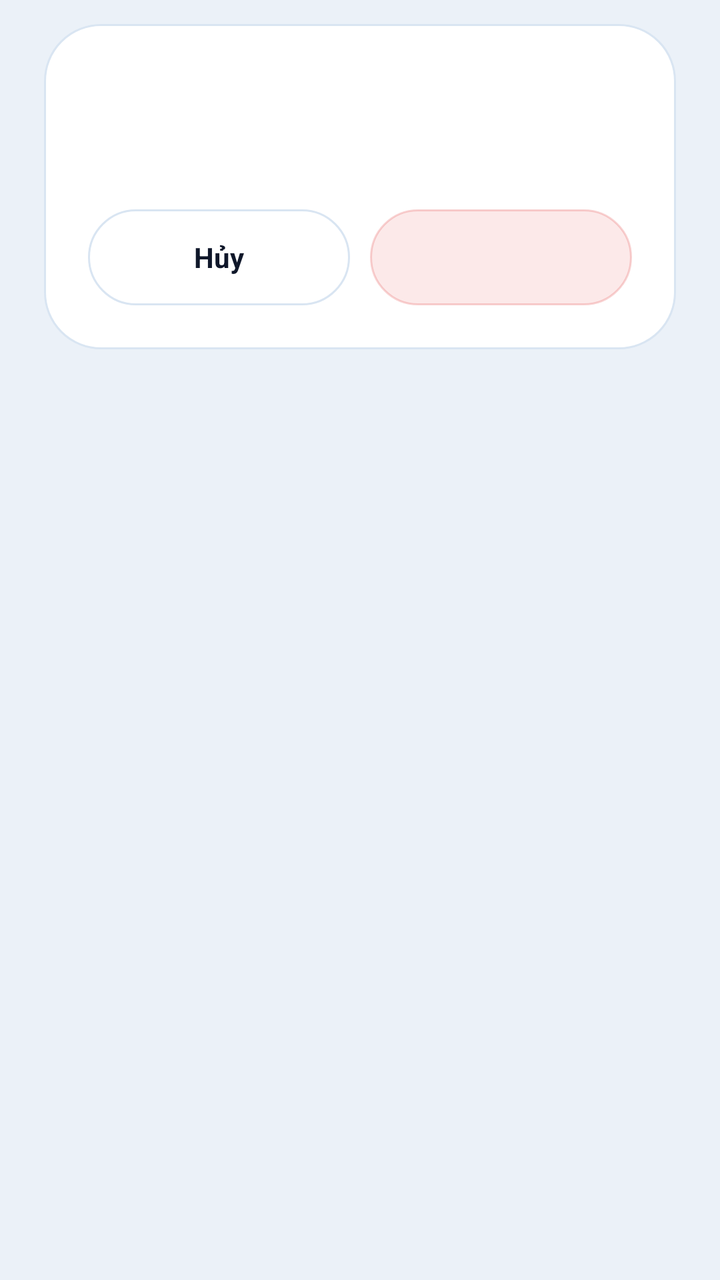
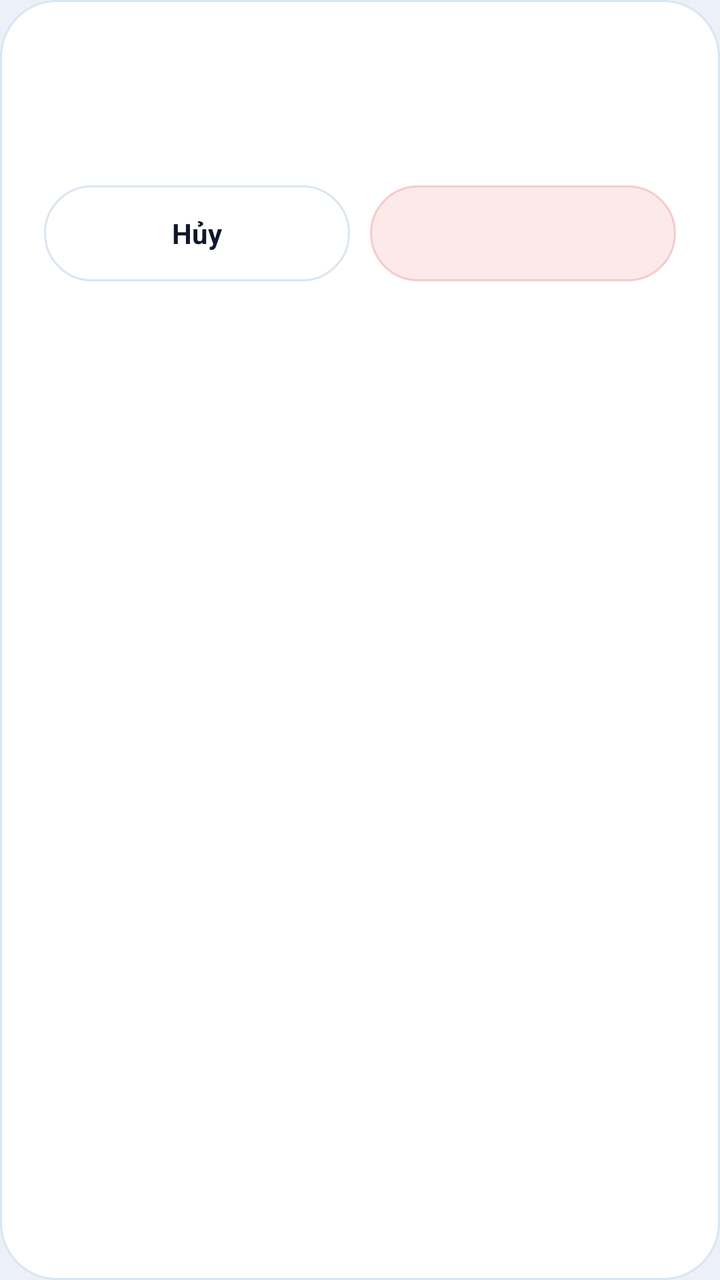

The first picture is an Android layout as it rendered before a commit; the second is the same layout after the commit. The layout source and the unified diff follow.
<!-- AndroidManifest.xml: application theme Theme.PocketKit -->
<!-- res/layout/dialog_frost_confirm.xml -->
<?xml version="1.0" encoding="utf-8"?>
<FrameLayout xmlns:android="http://schemas.android.com/apk/res/android"
    android:layout_width="match_parent"
    android:layout_height="wrap_content"
    android:paddingHorizontal="22dp"
    android:paddingVertical="12dp">

    <LinearLayout
        android:layout_width="match_parent"
        android:layout_height="wrap_content"
        android:background="@drawable/bg_dialog_frost"
        android:orientation="vertical"
        android:padding="22dp">

        <TextView
            android:id="@+id/tvConfirmTitle"
            android:layout_width="match_parent"
            android:layout_height="wrap_content"
            android:textColor="@color/ink_primary"
            android:textSize="19sp"
            android:textStyle="bold" />

        <TextView
            android:id="@+id/tvConfirmMessage"
            android:layout_width="match_parent"
            android:layout_height="wrap_content"
            android:layout_marginTop="8dp"
            android:lineSpacingExtra="4dp"
            android:textColor="@color/ink_secondary"
            android:textSize="@dimen/text_size_input" />

        <LinearLayout
            android:layout_width="match_parent"
            android:layout_height="wrap_content"
            android:layout_marginTop="18dp"
            android:baselineAligned="false"
            android:orientation="horizontal">

            <TextView
                android:id="@+id/btnConfirmCancel"
                android:layout_width="0dp"
                android:layout_height="wrap_content"
                android:layout_weight="1"
                android:background="@drawable/bg_pill_secondary"
                android:clickable="true"
                android:focusable="true"
                android:gravity="center"
                android:minHeight="@dimen/touch_target_min"
                android:text="@string/notes_dialog_cancel"
                android:textColor="@color/ink_primary"
                android:textSize="@dimen/text_size_input"
                android:textStyle="bold" />

            <TextView
                android:id="@+id/btnConfirmOk"
                android:layout_width="0dp"
                android:layout_height="wrap_content"
                android:layout_marginStart="10dp"
                android:layout_weight="1"
                android:background="@drawable/bg_pill_danger_soft"
                android:clickable="true"
                android:focusable="true"
                android:gravity="center"
                android:minHeight="@dimen/touch_target_min"
                android:textColor="@color/accent_danger"
                android:textSize="@dimen/text_size_input"
                android:textStyle="bold" />
        </LinearLayout>
    </LinearLayout>
</FrameLayout>
<!-- resources referenced by this layout -->
<resources>
  <color name="accent_danger">#FFDC2626</color>
  <color name="ink_primary">#FF0F172A</color>
  <color name="ink_secondary">#FF475569</color>
  <dimen name="text_size_input">14sp</dimen>
  <dimen name="touch_target_min">48dp</dimen>
  <!-- drawable bg_dialog_frost (drawable) -->
  <?xml version="1.0" encoding="utf-8"?>
  <shape xmlns:android="http://schemas.android.com/apk/res/android"
      android:shape="rectangle">
      <solid android:color="#FAFFFFFF" />
      <stroke
          android:width="1dp"
          android:color="@color/glass_rim_soft" />
      <corners android:radius="28dp" />
  </shape>
  <!-- drawable bg_pill_danger_soft (drawable) -->
  <?xml version="1.0" encoding="utf-8"?>
  <shape xmlns:android="http://schemas.android.com/apk/res/android"
      android:shape="rectangle">
      <solid android:color="@color/accent_danger_soft" />
      <stroke
          android:width="1dp"
          android:color="#33DC2626" />
      <corners android:radius="24dp" />
  </shape>
  <!-- drawable bg_pill_secondary (drawable) -->
  <?xml version="1.0" encoding="utf-8"?>
  <shape xmlns:android="http://schemas.android.com/apk/res/android"
      android:shape="rectangle">
      <solid android:color="@color/chip_neutral_fill" />
      <stroke
          android:width="1dp"
          android:color="@color/glass_rim_soft" />
      <corners android:radius="24dp" />
  </shape>
  <string name="notes_dialog_cancel">Hủy</string>
  <style name="Theme.PocketKit" parent="Base.Theme.PocketKit" />
  <color name="glass_rim_soft">#FFD9E5F2</color>
  <color name="accent_danger_soft">#1ADC2626</color>
  <color name="chip_neutral_fill">#B8FFFFFF</color>
  <style name="Base.Theme.PocketKit" parent="Theme.Material3.Light.NoActionBar">
          <item name="colorPrimary">@color/accent_sapphire</item>
          <item name="colorOnPrimary">@color/white</item>
          <item name="android:windowBackground">@color/frost_canvas_top</item>
          <item name="android:statusBarColor">@android:color/transparent</item>
          <item name="android:navigationBarColor">@android:color/transparent</item>
          <item name="android:windowLightStatusBar">true</item>
      </style>
  <color name="accent_sapphire">#FF007AFF</color>
  <color name="white">#FFFFFFFF</color>
  <color name="frost_canvas_top">#FFEBF1F8</color>
</resources>

<!-- the commit's change to res/layout/dialog_frost_confirm.xml (unified diff, before → after) -->
@@ -1,70 +1,65 @@
 <?xml version="1.0" encoding="utf-8"?>
-<FrameLayout xmlns:android="http://schemas.android.com/apk/res/android"
+<LinearLayout xmlns:android="http://schemas.android.com/apk/res/android"
     android:layout_width="match_parent"
     android:layout_height="wrap_content"
-    android:paddingHorizontal="22dp"
-    android:paddingVertical="12dp">
+    android:layout_marginHorizontal="@dimen/dialog_outer_padding_h"
+    android:layout_marginVertical="@dimen/dialog_outer_padding_v"
+    android:background="@drawable/bg_dialog_frost"
+    android:orientation="vertical"
+    android:padding="@dimen/dialog_inner_padding">
+
+    <TextView
+        android:id="@+id/tvConfirmTitle"
+        android:layout_width="match_parent"
+        android:layout_height="wrap_content"
+        android:textColor="@color/ink_primary"
+        android:textSize="@dimen/text_size_dialog_title"
+        android:textStyle="bold" />
+
+    <TextView
+        android:id="@+id/tvConfirmMessage"
+        android:layout_width="match_parent"
+        android:layout_height="wrap_content"
+        android:layout_marginTop="@dimen/chip_gap"
+        android:lineSpacingExtra="@dimen/line_spacing_md"
+        android:textColor="@color/ink_secondary"
+        android:textSize="@dimen/text_size_input" />
 
     <LinearLayout
         android:layout_width="match_parent"
         android:layout_height="wrap_content"
-        android:background="@drawable/bg_dialog_frost"
-        android:orientation="vertical"
-        android:padding="22dp">
+        android:layout_marginTop="@dimen/dialog_section_gap"
+        android:baselineAligned="false"
+        android:orientation="horizontal">
 
         <TextView
-            android:id="@+id/tvConfirmTitle"
-            android:layout_width="match_parent"
+            android:id="@+id/btnConfirmCancel"
+            android:layout_width="0dp"
             android:layout_height="wrap_content"
+            android:layout_weight="1"
+            android:background="@drawable/bg_pill_secondary"
+            android:clickable="true"
+            android:focusable="true"
+            android:gravity="center"
+            android:minHeight="@dimen/touch_target_min"
+            android:text="@string/notes_dialog_cancel"
             android:textColor="@color/ink_primary"
-            android:textSize="19sp"
+            android:textSize="@dimen/text_size_input"
             android:textStyle="bold" />
 
         <TextView
-            android:id="@+id/tvConfirmMessage"
-            android:layout_width="match_parent"
+            android:id="@+id/btnConfirmOk"
+            android:layout_width="0dp"
             android:layout_height="wrap_content"
-            android:layout_marginTop="8dp"
-            android:lineSpacingExtra="4dp"
-            android:textColor="@color/ink_secondary"
-            android:textSize="@dimen/text_size_input" />
-
-        <LinearLayout
-            android:layout_width="match_parent"
-            android:layout_height="wrap_content"
-            android:layout_marginTop="18dp"
-            android:baselineAligned="false"
-            android:orientation="horizontal">
-
-            <TextView
-                android:id="@+id/btnConfirmCancel"
-                android:layout_width="0dp"
-                android:layout_height="wrap_content"
-                android:layout_weight="1"
-                android:background="@drawable/bg_pill_secondary"
-                android:clickable="true"
-                android:focusable="true"
-                android:gravity="center"
-                android:minHeight="@dimen/touch_target_min"
-                android:text="@string/notes_dialog_cancel"
-                android:textColor="@color/ink_primary"
-                android:textSize="@dimen/text_size_input"
-                android:textStyle="bold" />
-
-            <TextView
-                android:id="@+id/btnConfirmOk"
-                android:layout_width="0dp"
-                android:layout_height="wrap_content"
-                android:layout_marginStart="10dp"
-                android:layout_weight="1"
-                android:background="@drawable/bg_pill_danger_soft"
-                android:clickable="true"
-                android:focusable="true"
-                android:gravity="center"
-                android:minHeight="@dimen/touch_target_min"
-                android:textColor="@color/accent_danger"
-                android:textSize="@dimen/text_size_input"
-                android:textStyle="bold" />
-        </LinearLayout>
+            android:layout_marginStart="@dimen/dialog_button_gap"
+            android:layout_weight="1"
+            android:background="@drawable/bg_pill_danger_soft"
+            android:clickable="true"
+            android:focusable="true"
+            android:gravity="center"
+            android:minHeight="@dimen/touch_target_min"
+            android:textColor="@color/accent_danger"
+            android:textSize="@dimen/text_size_input"
+            android:textStyle="bold" />
     </LinearLayout>
-</FrameLayout>
+</LinearLayout>
<!-- resource entries referenced after the edit -->
@@ -3,13 +3,21 @@
   <color name="accent_danger">#FFDC2626</color>
   <color name="ink_primary">#FF0F172A</color>
   <color name="ink_secondary">#FF475569</color>
+  <dimen name="chip_gap">8dp</dimen>
+  <dimen name="dialog_button_gap">10dp</dimen>
+  <dimen name="dialog_inner_padding">22dp</dimen>
+  <dimen name="dialog_outer_padding_h">22dp</dimen>
+  <dimen name="dialog_outer_padding_v">12dp</dimen>
+  <dimen name="dialog_section_gap">18dp</dimen>
+  <dimen name="line_spacing_md">4dp</dimen>
+  <dimen name="text_size_dialog_title">19sp</dimen>
   <dimen name="text_size_input">14sp</dimen>
   <dimen name="touch_target_min">48dp</dimen>
   <!-- drawable bg_dialog_frost (drawable) -->
   <?xml version="1.0" encoding="utf-8"?>
   <shape xmlns:android="http://schemas.android.com/apk/res/android"
       android:shape="rectangle">
-      <solid android:color="#FAFFFFFF" />
+      <solid android:color="@color/frost_dialog_fill" />
       <stroke
           android:width="1dp"
           android:color="@color/glass_rim_soft" />
@@ -22,7 +30,7 @@
       <solid android:color="@color/accent_danger_soft" />
       <stroke
           android:width="1dp"
-          android:color="#33DC2626" />
+          android:color="@color/accent_danger_border" />
       <corners android:radius="24dp" />
   </shape>
   <!-- drawable bg_pill_secondary (drawable) -->
@@ -37,8 +45,10 @@
   </shape>
   <string name="notes_dialog_cancel">Hủy</string>
   <style name="Theme.PocketKit" parent="Base.Theme.PocketKit" />
+  <color name="frost_dialog_fill">#FAFFFFFF</color>
   <color name="glass_rim_soft">#FFD9E5F2</color>
   <color name="accent_danger_soft">#1ADC2626</color>
+  <color name="accent_danger_border">#33DC2626</color>
   <color name="chip_neutral_fill">#B8FFFFFF</color>
   <style name="Base.Theme.PocketKit" parent="Theme.Material3.Light.NoActionBar">
           <item name="colorPrimary">@color/accent_sapphire</item>
